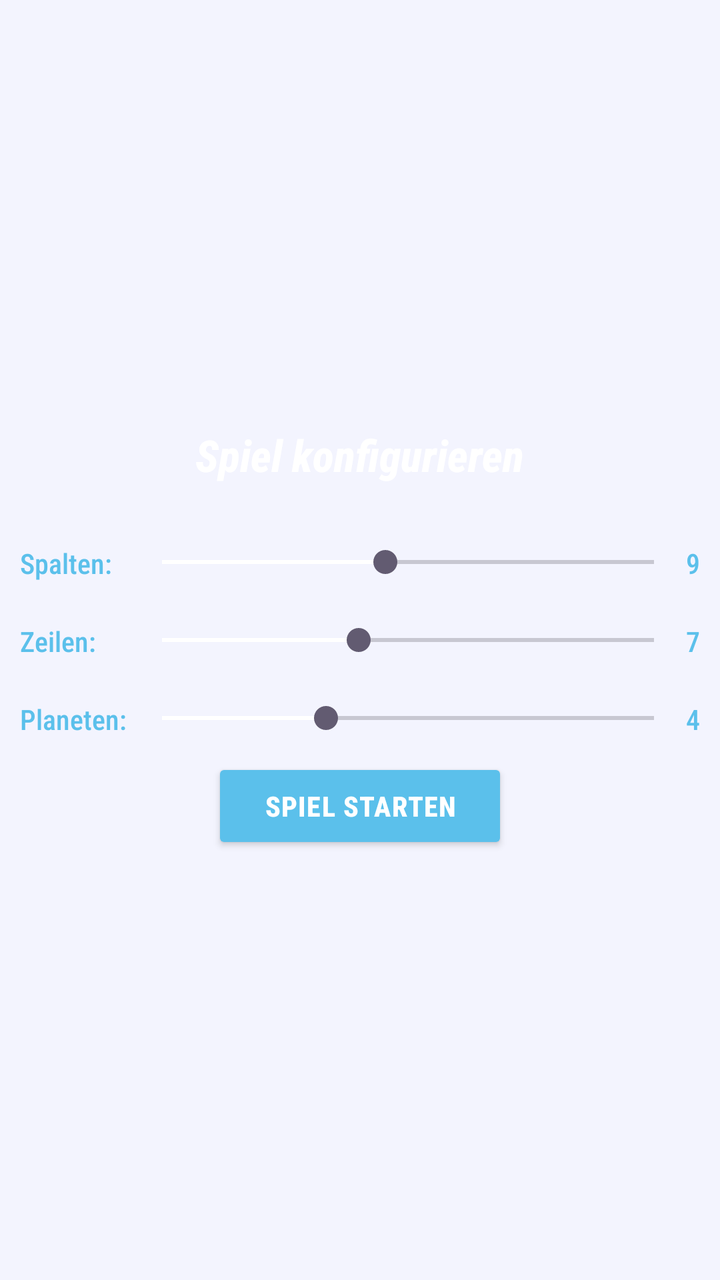
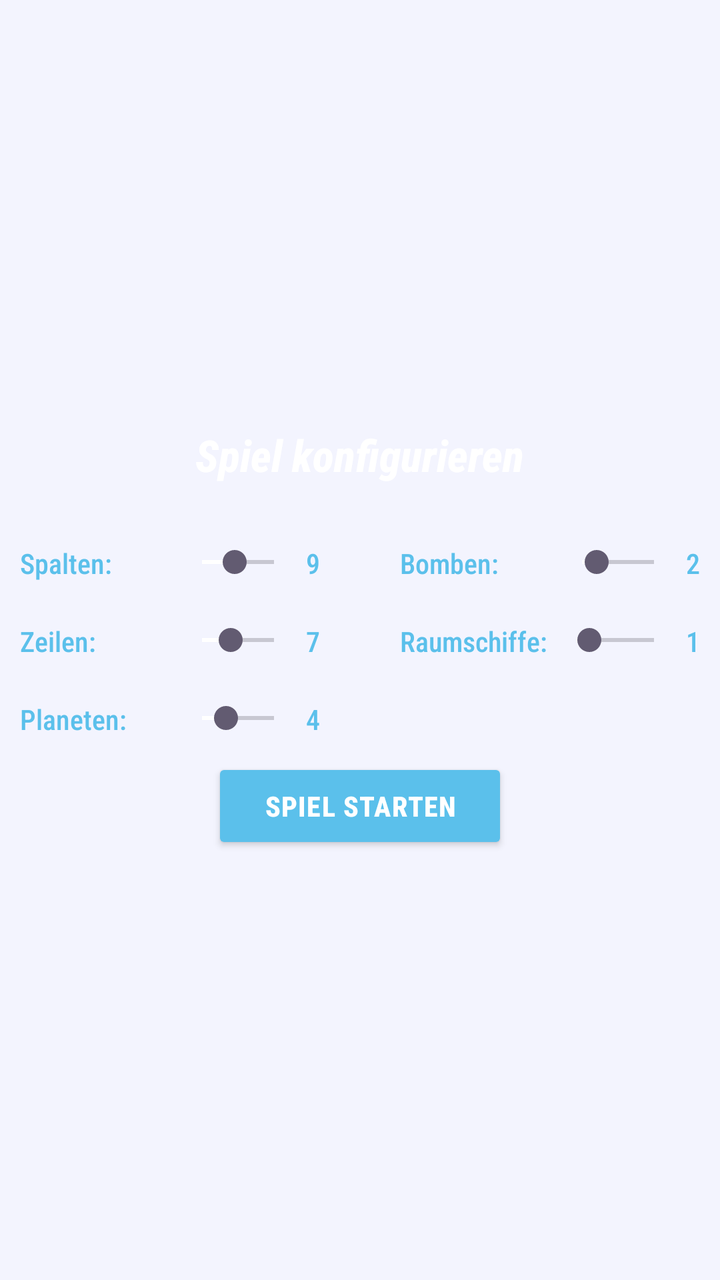

Screens rendered from an Android XML layout before and after an edit, with the pre-edit source and the edit as a unified diff.
<!-- AndroidManifest.xml: application theme Theme.Galactica -->
<!-- res/layout/view_multiplayer_lobby_host.xml -->
<?xml version="1.0" encoding="utf-8"?>
<LinearLayout xmlns:android="http://schemas.android.com/apk/res/android"
    android:layout_width="wrap_content"
    android:layout_height="wrap_content"
    android:layout_marginEnd="20dp"
    android:background="@color/transparent_space_glow"
    android:gravity="center"
    android:minWidth="300dp"
    android:orientation="vertical"
    android:padding="10dp">

    <TextView
        android:id="@+id/testConnectionText"
        android:layout_width="wrap_content"
        android:layout_height="wrap_content"
        android:fontFamily="sans-serif-condensed-medium"
        android:text="Spiel konfigurieren"
        android:textAppearance="@style/TextAppearance.AppCompat.Large"
        android:textColor="@color/white"
        android:textStyle="bold|italic" />

    <Space
        android:layout_width="match_parent"
        android:layout_height="20dp" />

    <LinearLayout
        android:layout_width="match_parent"
        android:layout_height="wrap_content"
        android:layout_gravity="top"
        android:orientation="horizontal">

        <LinearLayout
            android:layout_width="wrap_content"
            android:layout_height="wrap_content"
            android:layout_weight="1"
            android:orientation="vertical">

            <LinearLayout
                android:layout_width="match_parent"
                android:layout_height="wrap_content"
                android:layout_marginVertical="10dp"
                android:orientation="horizontal">

                <TextView
                    android:layout_width="55dp"
                    android:layout_height="wrap_content"
                    android:text="Spalten:"
                    android:textColor="@color/space_glow" />

                <SeekBar
                    android:id="@+id/seek_cols"
                    android:layout_width="0dp"
                    android:layout_height="wrap_content"
                    android:layout_weight="1"
                    android:max="15"
                    android:min="4"
                    android:minWidth="80dp"
                    android:progress="9"
                    android:progressTint="#FFFFFF" />

                <TextView
                    android:id="@+id/cols_text"
                    android:layout_width="wrap_content"
                    android:layout_height="wrap_content"
                    android:text="9"
                    android:textColor="@color/space_glow" />
            </LinearLayout>

            <LinearLayout
                android:layout_width="match_parent"
                android:layout_height="wrap_content"
                android:layout_marginVertical="10dp"
                android:orientation="horizontal">

                <TextView
                    android:layout_width="55dp"
                    android:layout_height="wrap_content"
                    android:text="Zeilen:"
                    android:textColor="@color/space_glow" />

                <SeekBar
                    android:id="@+id/seek_rows"
                    android:layout_width="0dp"
                    android:layout_height="wrap_content"
                    android:layout_weight="1"
                    android:max="13"
                    android:min="3"
                    android:minWidth="80dp"
                    android:progress="7"
                    android:progressTint="#FFFFFF" />

                <TextView
                    android:id="@+id/rows_text"
                    android:layout_width="wrap_content"
                    android:layout_height="wrap_content"
                    android:text="7"
                    android:textColor="@color/space_glow" />
            </LinearLayout>

            <LinearLayout
                android:layout_width="match_parent"
                android:layout_height="wrap_content"
                android:layout_marginVertical="10dp"
                android:orientation="horizontal">

                <TextView
                    android:layout_width="55dp"
                    android:layout_height="wrap_content"
                    android:text="Planeten:"
                    android:textColor="@color/space_glow" />

                <SeekBar
                    android:id="@+id/seek_planets"
                    android:layout_width="0dp"
                    android:layout_height="wrap_content"
                    android:layout_weight="1"
                    android:max="10"
                    android:min="1"
                    android:minWidth="80dp"
                    android:progress="4"
                    android:progressTint="#FFFFFF" />

                <TextView
                    android:id="@+id/my_planets"
                    android:layout_width="wrap_content"
                    android:layout_height="wrap_content"
                    android:text="4"
                    android:textColor="@color/space_glow" />
            </LinearLayout>
        </LinearLayout>
    </LinearLayout>

    <Button
        android:id="@+id/start_host_lobby_button"
        style="@android:style/Widget.Material.Button"
        android:layout_width="wrap_content"
        android:layout_height="wrap_content"
        android:text="Spiel STARTEN" />

</LinearLayout>
<!-- resources referenced by this layout -->
<resources>
  <color name="space_glow">#5BC0EB</color>
  <color name="transparent_space_glow">#1A97D6F0</color>
  <color name="white">#FFFFFFFF</color>
  <style name="Theme.Galactica" parent="Base.Theme.Galactica" />
  <style name="Base.Theme.Galactica" parent="Theme.Material3.Light.NoActionBar">
          <item name="android:forceDarkAllowed">false</item>
          
          <item name="materialButtonStyle">@style/GalacticaButton</item>
  
          
          <item name="materialButtonOutlinedStyle">@style/GalacticaButton.Outlined</item>
  
          
          <item name="textAppearanceBodyLarge">@style/TextAppearance.Galactica.Body</item>
          <item name="fontFamily">sans-serif-condensed-medium</item>
  
          
      </style>
  <style name="GalacticaButton" parent="Widget.Material3.Button">
          <item name="backgroundTint">@color/space_glow</item>
          <item name="android:textColor">@color/white</item>
          <item name="cornerRadius">8dp</item>
          <item name="android:textStyle">bold</item>
          
          <item name="android:minHeight">52dp</item>
          <item name="android:insetTop">2dp</item>
          <item name="android:insetBottom">2dp</item>
          <item name="android:insetLeft">2dp</item>
          <item name="android:insetRight">2dp</item>
          <item name="android:letterSpacing">0.03</item>
      </style>
  <style name="GalacticaButton.Outlined" parent="Widget.Material3.Button.OutlinedButton">
          <item name="strokeColor">@color/space_glow</item>
          <item name="strokeWidth">2dp</item>
          <item name="cornerRadius">2dp</item>
          <item name="android:textColor">@color/white</item>
          <item name="android:minHeight">52dp</item>
      </style>
  <style name="TextAppearance.Galactica.Body" parent="TextAppearance.Material3.BodyLarge">
          <item name="android:textColor">@color/white</item>
      </style>
</resources>

<!-- the commit's change to res/layout/view_multiplayer_lobby_host.xml (unified diff, before → after) -->
@@ -5,136 +5,210 @@
     android:layout_marginEnd="20dp"
     android:background="@color/transparent_space_glow"
     android:gravity="center"
-    android:minWidth="300dp"
+    android:minWidth="500dp"
     android:orientation="vertical"
     android:padding="10dp">
 
-    <TextView
-        android:id="@+id/testConnectionText"
-        android:layout_width="wrap_content"
-        android:layout_height="wrap_content"
-        android:fontFamily="sans-serif-condensed-medium"
-        android:text="Spiel konfigurieren"
-        android:textAppearance="@style/TextAppearance.AppCompat.Large"
-        android:textColor="@color/white"
-        android:textStyle="bold|italic" />
-
-    <Space
-        android:layout_width="match_parent"
-        android:layout_height="20dp" />
-
-    <LinearLayout
-        android:layout_width="match_parent"
-        android:layout_height="wrap_content"
-        android:layout_gravity="top"
-        android:orientation="horizontal">
-
-        <LinearLayout
+        <TextView
+            android:id="@+id/testConnectionText"
             android:layout_width="wrap_content"
             android:layout_height="wrap_content"
-            android:layout_weight="1"
-            android:orientation="vertical">
+            android:fontFamily="sans-serif-condensed-medium"
+            android:text="Spiel konfigurieren"
+            android:textAppearance="@style/TextAppearance.AppCompat.Large"
+            android:textColor="@color/white"
+            android:textStyle="bold|italic" />
+
+        <Space
+            android:layout_width="match_parent"
+            android:layout_height="20dp" />
+
+        <LinearLayout
+            android:layout_width="match_parent"
+            android:layout_height="wrap_content"
+            android:layout_gravity="top"
+            android:orientation="horizontal">
 
             <LinearLayout
-                android:layout_width="match_parent"
+                android:layout_width="wrap_content"
                 android:layout_height="wrap_content"
-                android:layout_marginVertical="10dp"
-                android:orientation="horizontal">
-
-                <TextView
-                    android:layout_width="55dp"
-                    android:layout_height="wrap_content"
-                    android:text="Spalten:"
-                    android:textColor="@color/space_glow" />
-
-                <SeekBar
-                    android:id="@+id/seek_cols"
-                    android:layout_width="0dp"
-                    android:layout_height="wrap_content"
-                    android:layout_weight="1"
-                    android:max="15"
-                    android:min="4"
-                    android:minWidth="80dp"
-                    android:progress="9"
-                    android:progressTint="#FFFFFF" />
-
-                <TextView
-                    android:id="@+id/cols_text"
-                    android:layout_width="wrap_content"
-                    android:layout_height="wrap_content"
-                    android:text="9"
-                    android:textColor="@color/space_glow" />
+                android:layout_weight="1"
+                android:orientation="vertical">
+
+                <LinearLayout
+                    android:layout_width="match_parent"
+                    android:layout_height="wrap_content"
+                    android:layout_marginVertical="10dp"
+                    android:orientation="horizontal">
+
+                    <TextView
+                        android:layout_width="75dp"
+                        android:layout_height="wrap_content"
+                        android:text="Spalten:"
+                        android:textColor="@color/space_glow" />
+
+                    <SeekBar
+                        android:id="@+id/seek_cols"
+                        android:layout_width="0dp"
+                        android:layout_height="wrap_content"
+                        android:layout_weight="1"
+                        android:max="15"
+                        android:min="4"
+                        android:minWidth="80dp"
+                        android:progress="9"
+                        android:progressTint="#FFFFFF" />
+
+                    <TextView
+                        android:id="@+id/cols_text"
+                        android:layout_width="wrap_content"
+                        android:layout_height="wrap_content"
+                        android:text="9"
+                        android:textColor="@color/space_glow" />
+                </LinearLayout>
+
+                <LinearLayout
+                    android:layout_width="match_parent"
+                    android:layout_height="wrap_content"
+                    android:layout_marginVertical="10dp"
+                    android:orientation="horizontal">
+
+                    <TextView
+                        android:layout_width="75dp"
+                        android:layout_height="wrap_content"
+                        android:text="Zeilen:"
+                        android:textColor="@color/space_glow" />
+
+                    <SeekBar
+                        android:id="@+id/seek_rows"
+                        android:layout_width="0dp"
+                        android:layout_height="wrap_content"
+                        android:layout_weight="1"
+                        android:max="13"
+                        android:min="3"
+                        android:minWidth="80dp"
+                        android:progress="7"
+                        android:progressTint="#FFFFFF" />
+
+                    <TextView
+                        android:id="@+id/rows_text"
+                        android:layout_width="wrap_content"
+                        android:layout_height="wrap_content"
+                        android:text="7"
+                        android:textColor="@color/space_glow" />
+                </LinearLayout>
+
+                <LinearLayout
+                    android:layout_width="match_parent"
+                    android:layout_height="wrap_content"
+                    android:layout_marginVertical="10dp"
+                    android:orientation="horizontal">
+
+                    <TextView
+                        android:layout_width="75dp"
+                        android:layout_height="wrap_content"
+                        android:text="Planeten:"
+                        android:textColor="@color/space_glow" />
+
+                    <SeekBar
+                        android:id="@+id/seek_planets"
+                        android:layout_width="0dp"
+                        android:layout_height="wrap_content"
+                        android:layout_weight="1"
+                        android:max="10"
+                        android:min="1"
+                        android:minWidth="80dp"
+                        android:progress="4"
+                        android:progressTint="#FFFFFF" />
+
+                    <TextView
+                        android:id="@+id/my_planets"
+                        android:layout_width="wrap_content"
+                        android:layout_height="wrap_content"
+                        android:text="4"
+                        android:textColor="@color/space_glow" />
+                </LinearLayout>
+
             </LinearLayout>
 
+            <Space
+                android:layout_width="40dp"
+                android:layout_height="wrap_content">
+            </Space>
+
             <LinearLayout
-                android:layout_width="match_parent"
+                android:layout_width="wrap_content"
                 android:layout_height="wrap_content"
-                android:layout_marginVertical="10dp"
-                android:orientation="horizontal">
-
-                <TextView
-                    android:layout_width="55dp"
-                    android:layout_height="wrap_content"
-                    android:text="Zeilen:"
-                    android:textColor="@color/space_glow" />
-
-                <SeekBar
-                    android:id="@+id/seek_rows"
-                    android:layout_width="0dp"
-                    android:layout_height="wrap_content"
-                    android:layout_weight="1"
-                    android:max="13"
-                    android:min="3"
-                    android:minWidth="80dp"
-                    android:progress="7"
-                    android:progressTint="#FFFFFF" />
-
-                <TextView
-                    android:id="@+id/rows_text"
-                    android:layout_width="wrap_content"
-                    android:layout_height="wrap_content"
-                    android:text="7"
-                    android:textColor="@color/space_glow" />
-            </LinearLayout>
-
-            <LinearLayout
-                android:layout_width="match_parent"
-                android:layout_height="wrap_content"
-                android:layout_marginVertical="10dp"
-                android:orientation="horizontal">
-
-                <TextView
-                    android:layout_width="55dp"
-                    android:layout_height="wrap_content"
-                    android:text="Planeten:"
-                    android:textColor="@color/space_glow" />
-
-                <SeekBar
-                    android:id="@+id/seek_planets"
-                    android:layout_width="0dp"
-                    android:layout_height="wrap_content"
-                    android:layout_weight="1"
-                    android:max="10"
-                    android:min="1"
-                    android:minWidth="80dp"
-                    android:progress="4"
-                    android:progressTint="#FFFFFF" />
-
-                <TextView
-                    android:id="@+id/my_planets"
-                    android:layout_width="wrap_content"
-                    android:layout_height="wrap_content"
-                    android:text="4"
-                    android:textColor="@color/space_glow" />
+                android:layout_weight="1"
+                android:orientation="vertical">
+
+                <LinearLayout
+                    android:layout_width="match_parent"
+                    android:layout_height="wrap_content"
+                    android:layout_marginVertical="10dp"
+                    android:orientation="horizontal">
+
+                    <TextView
+                        android:layout_width="75dp"
+                        android:layout_height="wrap_content"
+                        android:text="Bomben:"
+                        android:textColor="@color/space_glow" />
+
+                    <SeekBar
+                        android:id="@+id/seek_bombs"
+                        android:layout_width="0dp"
+                        android:layout_height="wrap_content"
+                        android:layout_weight="1"
+                        android:max="10"
+                        android:min="0"
+                        android:minWidth="80dp"
+                        android:progress="2"
+                        android:progressTint="#FFFFFF" />
+
+                    <TextView
+                        android:id="@+id/bombs_text"
+                        android:layout_width="wrap_content"
+                        android:layout_height="wrap_content"
+                        android:text="2"
+                        android:textColor="@color/space_glow" />
+                </LinearLayout>
+
+                <LinearLayout
+                    android:layout_width="match_parent"
+                    android:layout_height="wrap_content"
+                    android:layout_marginVertical="10dp"
+                    android:orientation="horizontal">
+
+                    <TextView
+                        android:layout_width="75dp"
+                        android:layout_height="wrap_content"
+                        android:text="Raumschiffe:"
+                        android:textColor="@color/space_glow" />
+
+                    <SeekBar
+                        android:id="@+id/seek_rocketships"
+                        android:layout_width="0dp"
+                        android:layout_height="wrap_content"
+                        android:layout_weight="1"
+                        android:max="10"
+                        android:min="0"
+                        android:minWidth="80dp"
+                        android:progress="1"
+                        android:progressTint="#FFFFFF" />
+
+                    <TextView
+                        android:id="@+id/rocketships_text"
+                        android:layout_width="wrap_content"
+                        android:layout_height="wrap_content"
+                        android:text="1"
+                        android:textColor="@color/space_glow" />
+                </LinearLayout>
+
             </LinearLayout>
         </LinearLayout>
-    </LinearLayout>
-
     <Button
         android:id="@+id/start_host_lobby_button"
         style="@android:style/Widget.Material.Button"
         android:layout_width="wrap_content"
         android:layout_height="wrap_content"
         android:text="Spiel STARTEN" />
-
 </LinearLayout>
